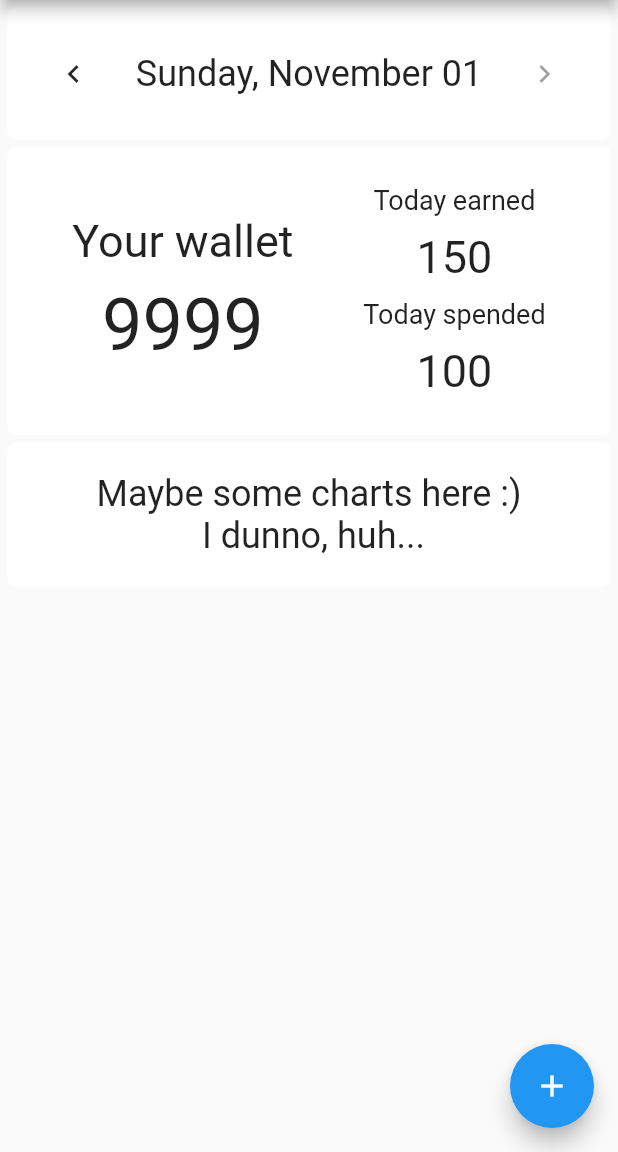
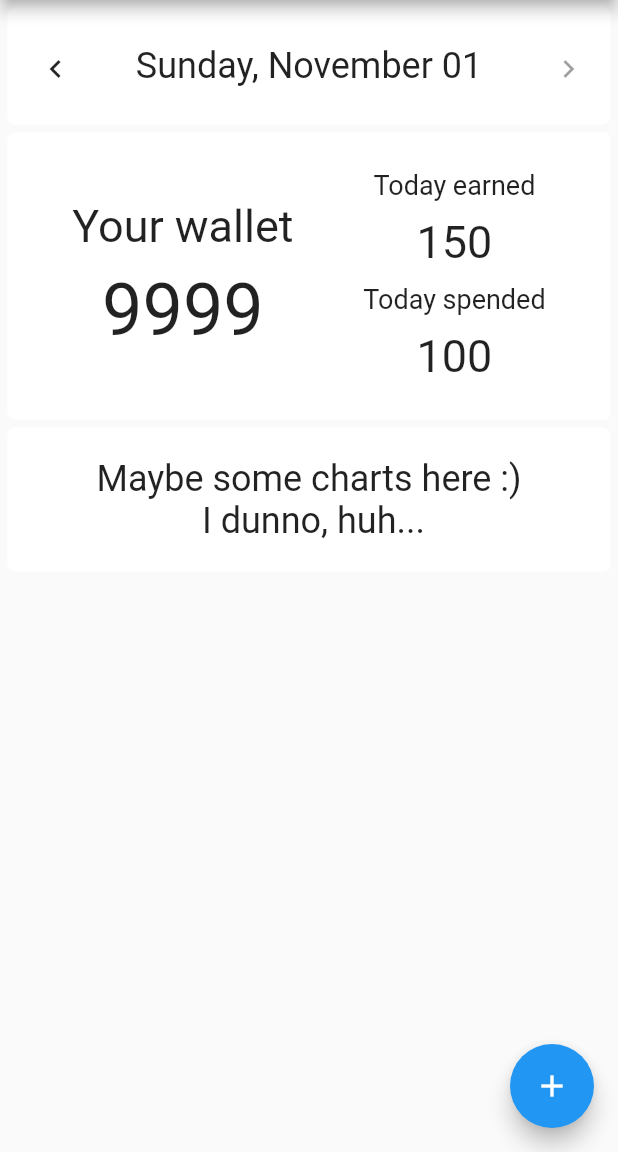
Before and after one commit to RacoonSTR/MotherWallet, a Flutter app: the screen it shows after launch, on a phone screen of 412 x 824 dp, the part 84-1236 px from its top. Run offline on Flutter 3.47's test engine with Material 2 defaults, Android fonts, the phone set to English and light mode, and no system bars.

Commit message:
Fix arrows size

```diff
--- a/lib/pages/MainPage.dart
+++ b/lib/pages/MainPage.dart
@@ -35,7 +35,7 @@ class _MainPageState extends State<MainPage> {
     });
   }
 
-  Widget buildPaddingText(String text,
+  Widget _buildPaddingText(String text,
       {double padding = 5.0, double fontSize = 30}) {
     return Padding(
       padding: EdgeInsets.all(padding),
@@ -48,13 +48,25 @@ class _MainPageState extends State<MainPage> {
     );
   }
 
-  Widget buildCard({Widget child}) {
+  Widget _buildCard({Widget child}) {
     return Padding(
       padding: EdgeInsets.fromLTRB(5, 5, 5, 0),
       child: Material(
         type: MaterialType.card,
         borderRadius: BorderRadius.all(Radius.circular(5)),
         child: child,
+      ),
+    );
+  }
+
+  Widget _buildArrows({Icon icon, Function onPressed}) {
+    return SizedBox(
+      height: 20,
+      width: 20,
+      child: IconButton(
+        padding: new EdgeInsets.all(0.0),
+        onPressed: onPressed,
+        icon: icon,
       ),
     );
   }
@@ -69,32 +81,30 @@ class _MainPageState extends State<MainPage> {
         child: Column(
           crossAxisAlignment: CrossAxisAlignment.stretch,
           children: [
-            buildCard(
+            _buildCard(
               child: Container(
                 child: Row(
                   mainAxisAlignment: MainAxisAlignment.spaceBetween,
                   children: [
-                    IconButton(
+                    _buildArrows(
+                      icon: Icon(Icons.keyboard_arrow_left),
                       onPressed: () => _changeDate(-1),
-                      icon: Icon(Icons.keyboard_arrow_left),
                     ),
-                    buildPaddingText(
+                    _buildPaddingText(
                         DateFormat('EEEE, MMMM dd').format(
                           _date,
                         ),
                         fontSize: 24),
-                    IconButton(
+                    _buildArrows(
+                      icon: Icon(Icons.keyboard_arrow_right),
                       onPressed: _isCurrentDate() ? null : () => _changeDate(1),
-                      icon: Icon(
-                        Icons.keyboard_arrow_right,
-                      ),
                     ),
                   ],
                 ),
                 padding: EdgeInsets.all(20),
               ),
             ),
-            buildCard(
+            _buildCard(
               child: Container(
                 padding: EdgeInsets.all(20),
                 child: Row(
@@ -102,16 +112,16 @@ class _MainPageState extends State<MainPage> {
                   mainAxisAlignment: MainAxisAlignment.spaceAround,
                   children: [
                     Column(children: [
-                      buildPaddingText('Your wallet'),
-                      buildPaddingText('9999', fontSize: 48),
+                      _buildPaddingText('Your wallet'),
+                      _buildPaddingText('9999', fontSize: 48),
                     ]),
                     Container(
                       child: Column(
                         children: [
-                          buildPaddingText('Today earned', fontSize: 18),
-                          buildPaddingText('150'),
-                          buildPaddingText('Today spended', fontSize: 18),
-                          buildPaddingText('100'),
+                          _buildPaddingText('Today earned', fontSize: 18),
+                          _buildPaddingText('150'),
+                          _buildPaddingText('Today spended', fontSize: 18),
+                          _buildPaddingText('100'),
                         ],
                       ),
                     )
@@ -119,7 +129,7 @@ class _MainPageState extends State<MainPage> {
                 ),
               ),
             ),
-            buildCard(
+            _buildCard(
               child: Container(
                 padding: EdgeInsets.all(20),
                 child: Align(
```
